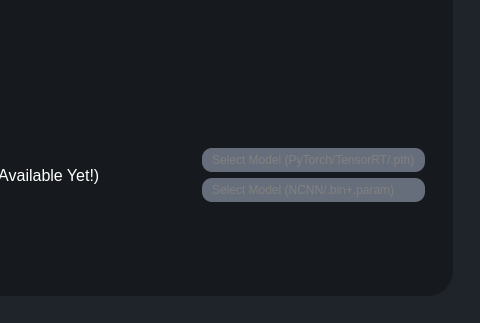
The window that testRVEInterface.ui (TNTwise/Rife-ESRGAN-App-Linux-QT) describes before a commit, drawn with Qt 5; both pictures show x 413 to 893 and y 499 to 822 of the 893 by 822 pixel window.
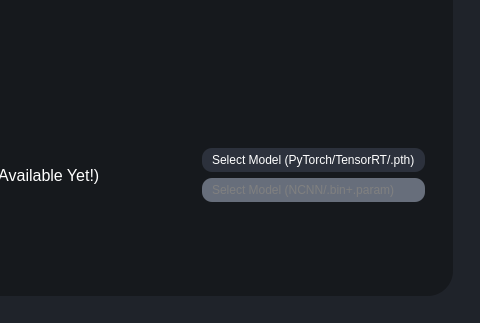
The same window after the commit. The open tabs and pages were chosen to show the change. Icons and pictures are not drawn.

```diff
--- a/testRVEInterface.ui
+++ b/testRVEInterface.ui
@@ -2674,7 +2674,7 @@
                    <item row="0" column="0">
                     <widget class="QPushButton" name="selectPytorchCustomModel">
                      <property name="enabled">
-                      <bool>false</bool>
+                      <bool>true</bool>
                      </property>
                      <property name="text">
                       <string>Select Model (PyTorch/TensorRT/.pth)</string>
```
